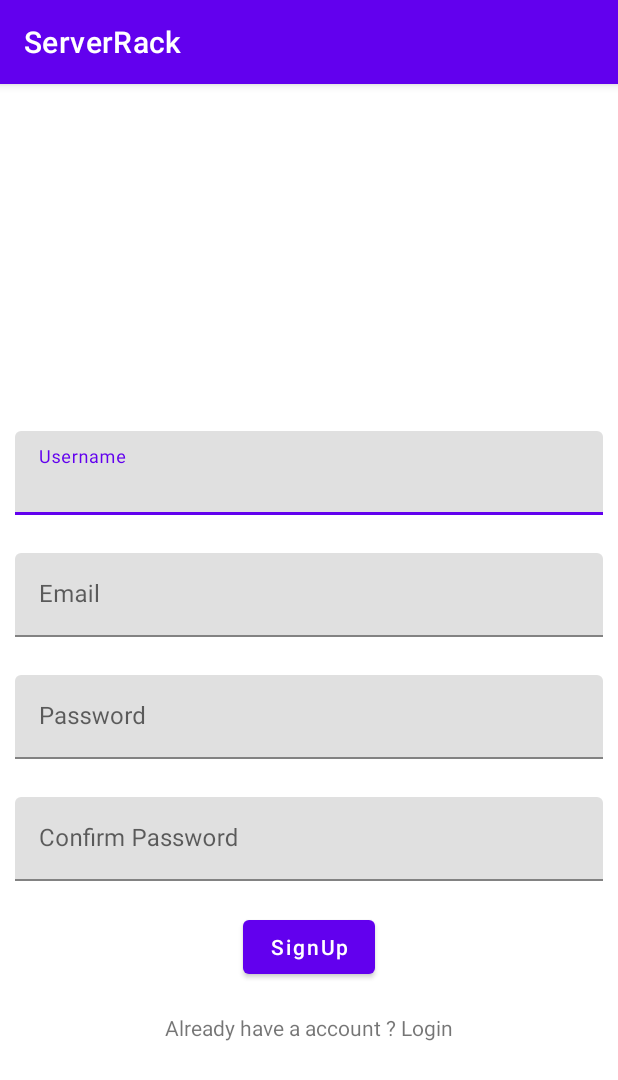
After one commit to theevilsyn/homedrive, an Android app: the fragment SignupFragment shown on its own in the app's theme, on a phone screen of 412 x 824 dp. The commit adds this screen. Shown: the top 1080 px of the screen. Run offline under Robolectric (Android 15) with nearby library versions, the phone set to English and light mode, and no system bars; our stand-ins replace data binding.

Commit message:
Made changes to AppArchitecture

```diff
--- a/client/ServerRack/app/src/main/AndroidManifest.xml
+++ b/client/ServerRack/app/src/main/AndroidManifest.xml
@@ -1,6 +1,8 @@
 <?xml version="1.0" encoding="utf-8"?>
 <manifest xmlns:android="http://schemas.android.com/apk/res/android"
     package="com.bios.serverack">
+
+    <uses-permission android:name="android.permission.INTERNET" />
 
     <application
         android:allowBackup="true"
@@ -9,11 +11,9 @@
         android:roundIcon="@mipmap/ic_launcher_round"
         android:supportsRtl="true"
         android:theme="@style/Theme.ServerRack">
-        <activity android:name=".SignUpActivity"></activity>
-        <activity android:name=".LoginActivity">
+        <activity android:name=".MainActivity">
             <intent-filter>
                 <action android:name="android.intent.action.MAIN" />
-
                 <category android:name="android.intent.category.LAUNCHER" />
             </intent-filter>
         </activity>
--- /dev/null
+++ b/client/ServerRack/app/src/main/java/com/bios/serverack/model/User.kt
@@ -0,0 +1,6 @@
+package com.bios.serverack.model
+
+data class User(
+    val username: String?,
+    val password: String?
+)
--- /dev/null
+++ b/client/ServerRack/app/src/main/java/com/bios/serverack/ui/SignupFragment.kt
@@ -0,0 +1,20 @@
+package com.bios.serverack.ui
+
+import android.os.Bundle
+import androidx.fragment.app.Fragment
+import android.view.LayoutInflater
+import android.view.View
+import android.view.ViewGroup
+import com.bios.serverack.R
+
+class SignupFragment : Fragment() {
+
+
+    override fun onCreateView(
+        inflater: LayoutInflater, container: ViewGroup?,
+        savedInstanceState: Bundle?
+    ): View? {
+        // Inflate the layout for this fragment
+        return inflater.inflate(R.layout.fragment_signup, container, false)
+    }
+}
--- /dev/null
+++ b/client/ServerRack/app/src/main/res/layout/fragment_signup.xml
@@ -0,0 +1,108 @@
+<?xml version="1.0" encoding="utf-8"?>
+<layout xmlns:android="http://schemas.android.com/apk/res/android"
+    xmlns:app="http://schemas.android.com/apk/res-auto"
+    xmlns:tools="http://schemas.android.com/tools">
+
+    <androidx.constraintlayout.widget.ConstraintLayout
+        android:layout_width="match_parent"
+        android:layout_height="match_parent"
+        tools:context=".LoginActivity">
+
+        <com.google.android.material.textfield.TextInputLayout
+            android:id="@+id/userNameTextInputLayout"
+            android:layout_width="0dp"
+            android:layout_height="wrap_content"
+            android:layout_marginStart="10dp"
+            android:layout_marginEnd="10dp"
+            android:layout_marginBottom="250dp"
+            android:hint="Username"
+            app:layout_constraintBottom_toBottomOf="parent"
+            app:layout_constraintEnd_toEndOf="parent"
+            app:layout_constraintStart_toStartOf="parent"
+            app:layout_constraintTop_toTopOf="parent">
+
+            <EditText
+                android:id="@+id/username_edittext"
+                android:layout_width="match_parent"
+                android:layout_height="wrap_content" />
+        </com.google.android.material.textfield.TextInputLayout>
+
+        <com.google.android.material.textfield.TextInputLayout
+            android:id="@+id/emailEditTextInput"
+            android:layout_width="0dp"
+            android:layout_height="wrap_content"
+            android:layout_marginStart="10dp"
+            android:layout_marginTop="25dp"
+            android:layout_marginEnd="10dp"
+            android:hint="Email"
+            app:layout_constraintEnd_toEndOf="parent"
+            app:layout_constraintStart_toStartOf="parent"
+            app:layout_constraintTop_toBottomOf="@id/userNameTextInputLayout">
+
+            <EditText
+                android:id="@+id/emailEditText"
+                android:layout_width="match_parent"
+                android:layout_height="wrap_content"
+                android:inputType="textEmailAddress" />
+        </com.google.android.material.textfield.TextInputLayout>
+
+        <com.google.android.material.textfield.TextInputLayout
+            android:id="@+id/passwordTextInputLayout"
+            android:layout_width="0dp"
+            android:layout_height="wrap_content"
+            android:layout_marginStart="10dp"
+            android:layout_marginTop="25dp"
+            android:layout_marginEnd="10dp"
+            android:hint="Password"
+            app:layout_constraintEnd_toEndOf="parent"
+            app:layout_constraintStart_toStartOf="parent"
+            app:layout_constraintTop_toBottomOf="@id/emailEditTextInput">
+
+            <EditText
+                android:id="@+id/password_edittext"
+                android:layout_width="match_parent"
+                android:layout_height="wrap_content" />
+        </com.google.android.material.textfield.TextInputLayout>
+
+        <com.google.android.material.textfield.TextInputLayout
+            android:id="@+id/confirmPasswordTextInput"
+            android:layout_width="0dp"
+            android:layout_height="wrap_content"
+            android:layout_marginStart="10dp"
+            android:layout_marginTop="25dp"
+            android:layout_marginEnd="10dp"
+            android:hint="Confirm Password"
+            app:layout_constraintEnd_toEndOf="parent"
+            app:layout_constraintStart_toStartOf="parent"
+            app:layout_constraintTop_toBottomOf="@id/passwordTextInputLayout">
+
+            <EditText
+                android:id="@+id/confirmPasswordEditText"
+                android:layout_width="match_parent"
+                android:layout_height="wrap_content" />
+        </com.google.android.material.textfield.TextInputLayout>
+
+
+        <Button
+            android:id="@+id/signUpButton"
+            android:layout_width="wrap_content"
+            android:layout_height="wrap_content"
+            android:layout_marginTop="20dp"
+            android:text="SignUp"
+            android:textAllCaps="false"
+            app:layout_constraintEnd_toEndOf="parent"
+            app:layout_constraintStart_toStartOf="parent"
+            app:layout_constraintTop_toBottomOf="@id/confirmPasswordTextInput" />
+
+        <TextView
+            android:id="@+id/signInText"
+            android:layout_width="wrap_content"
+            android:layout_height="wrap_content"
+            android:layout_marginTop="20dp"
+            android:text="Already have a account ? Login"
+            app:layout_constraintEnd_toEndOf="parent"
+            app:layout_constraintStart_toStartOf="parent"
+            app:layout_constraintTop_toBottomOf="@id/signUpButton" />
+    </androidx.constraintlayout.widget.ConstraintLayout>
+
+</layout>
--- a/client/ServerRack/app/src/main/res/values/strings.xml
+++ b/client/ServerRack/app/src/main/res/values/strings.xml
@@ -1,3 +1,5 @@
 <resources>
     <string name="app_name">ServerRack</string>
+    <!-- TODO: Remove or change this placeholder text -->
+    <string name="hello_blank_fragment">Hello blank fragment</string>
 </resources>
--- a/client/ServerRack/gradle.properties
+++ b/client/ServerRack/gradle.properties
@@ -17,3 +17,4 @@ org.gradle.jvmargs=-Xmx2048m -Dfile.encoding=UTF-8
 android.useAndroidX=true
 # Kotlin code style for this project: "official" or "obsolete":
 kotlin.code.style=official
+API_POINT="http://localhost:5000/"
```
Also changed, not shown: client/ServerRack/app/build.gradle (+19 -2 lines), client/ServerRack/app/src/main/java/com/bios/serverack/LoginActivity.kt (deleted, +0 -11 lines), client/ServerRack/app/src/main/java/com/bios/serverack/MainActivity.kt (added, +20 -0 lines), client/ServerRack/app/src/main/java/com/bios/serverack/SignUpActivity.kt (deleted, +0 -11 lines), client/ServerRack/app/src/main/java/com/bios/serverack/Utils.kt (added, +20 -0 lines), client/ServerRack/app/src/main/java/com/bios/serverack/remote/NetworkService.kt (added, +49 -0 lines), client/ServerRack/app/src/main/java/com/bios/serverack/ui/LoginFragment.kt (added, +21 -0 lines), client/ServerRack/app/src/main/res/layout/activity_login.xml (deleted, +0 -68 lines), client/ServerRack/app/src/main/res/layout/activity_main.xml (added, +32 -0 lines), client/ServerRack/app/src/main/res/layout/activity_sign_up.xml (deleted, +0 -105 lines), client/ServerRack/app/src/main/res/layout/fragment_login.xml (added, +69 -0 lines), client/ServerRack/app/src/main/res/navigation/app_nav.xml (added, +23 -0 lines), client/ServerRack/build.gradle (+4 -3 lines), 1 other file.
